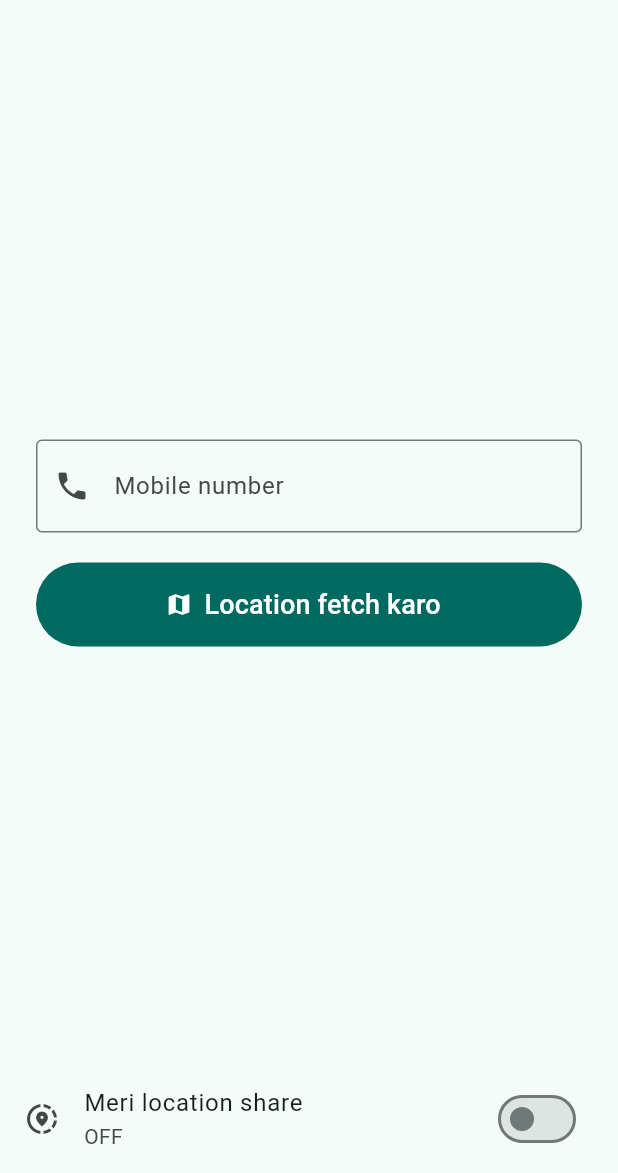
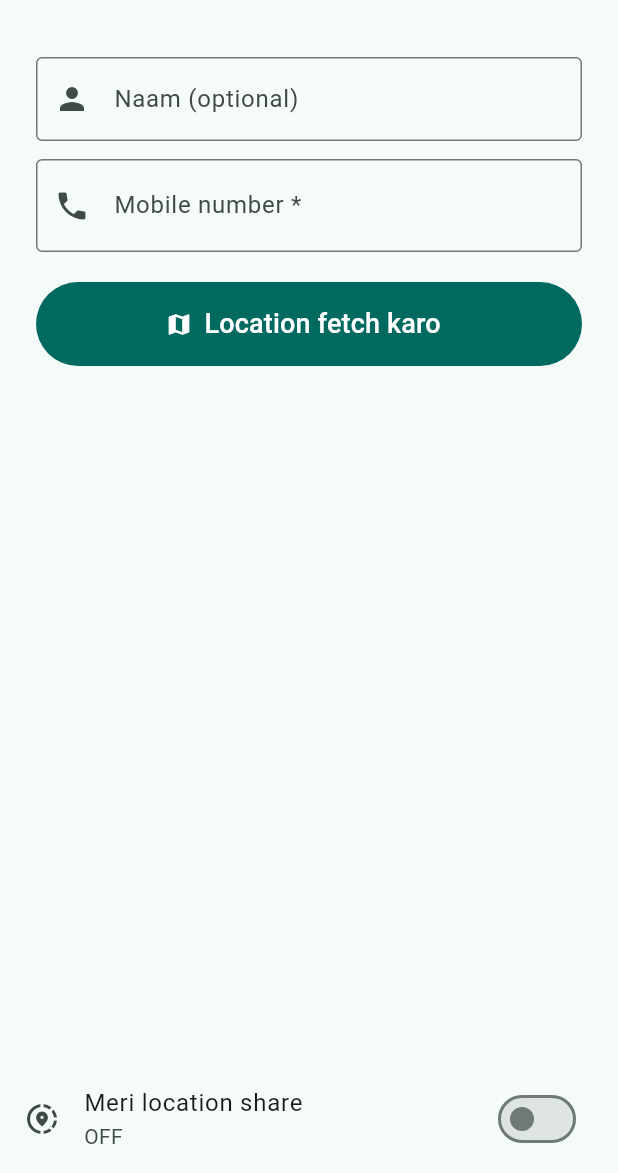
Before and after one commit to mdamirhamza01234/Gps-location-My-Family-members-, a Flutter app: the FindScreen screen opened directly, on a phone screen of 412 x 824 dp, the part 63-1236 px from its top. Run offline on Flutter 3.47's test engine with Material 3 defaults, Android fonts, the phone set to English and light mode, and no system bars; our stand-ins replace cloud_firestore, firebase_auth, firebase_core, geolocator, permission_handler, shared_preferences; missing offline and left inert: flutter_background_service; accounts and stored records are empty; network calls fail.

Commit message:
Optional name field and recent fetch history
Co-Authored-By: Claude Sonnet 5.5 <noreply@anthropic.com>
Claude-Session: https://claude.ai/code/session_016J6pWXVHCWwtwxaKZjweU7

```diff
--- a/lib/main.dart
+++ b/lib/main.dart
@@ -1,4 +1,5 @@
 import 'dart:async';
+import 'dart:convert';
 import 'dart:io' show Platform;
 import 'dart:ui' show DartPluginRegistrant;
 
@@ -331,18 +332,55 @@ class FindScreen extends StatefulWidget {
 
 class _FindScreenState extends State<FindScreen> {
   final _phoneCtrl = TextEditingController();
+  final _nameCtrl = TextEditingController();
   bool _loading = false;
   String? _error;
   String? _info;
   bool _sharing = true;
+  List<Map<String, dynamic>> _history = [];
 
   @override
   void initState() {
     super.initState();
     SharedPreferences.getInstance().then((p) {
-      _phoneCtrl.text = p.getString('last_search') ?? '';
-      setState(() => _sharing = p.getBool('sharing_on') ?? false);
+      var h = <Map<String, dynamic>>[];
+      try {
+        h = (jsonDecode(p.getString('history') ?? '[]') as List)
+            .map((e) => Map<String, dynamic>.from(e as Map))
+            .toList();
+      } catch (_) {}
+      setState(() {
+        _sharing = p.getBool('sharing_on') ?? false;
+        _history = h;
       });
+    });
+  }
+
+  /// Recent fetch history: sabse naya upar, max 20, number ke hisaab se ek hi entry.
+  Future<void> _addHistory(String phone, String name) async {
+    final p = await SharedPreferences.getInstance();
+    var keepName = name;
+    for (final e in _history) {
+      if (e['phone'] == phone && keepName.isEmpty) {
+        keepName = (e['name'] as String?) ?? '';
+      }
+    }
+    final list = _history.where((e) => e['phone'] != phone).toList();
+    list.insert(0, {
+      'phone': phone,
+      'name': keepName,
+      't': DateTime.now().millisecondsSinceEpoch,
+    });
+    if (list.length > 20) list.removeRange(20, list.length);
+    await p.setString('history', jsonEncode(list));
+    if (mounted) setState(() => _history = list);
+  }
+
+  Future<void> _deleteHistory(String phone) async {
+    final p = await SharedPreferences.getInstance();
+    final list = _history.where((e) => e['phone'] != phone).toList();
+    await p.setString('history', jsonEncode(list));
+    setState(() => _history = list);
   }
 
   Future<void> _open() async {
@@ -383,8 +421,7 @@ class _FindScreenState extends State<FindScreen> {
       }
       setState(() => _info = lines.isEmpty ? null : lines.join('\n'));
 
-      final p = await SharedPreferences.getInstance();
-      await p.setString('last_search', phone);
+      await _addHistory(phone, _nameCtrl.text.trim());
       final opened = await _openGoogleMaps(lat, lng);
       if (!opened) setState(() => _error = 'Google Maps nahi khul paya.');
     } catch (e) {
@@ -445,6 +482,7 @@ class _FindScreenState extends State<FindScreen> {
   @override
   void dispose() {
     _phoneCtrl.dispose();
+    _nameCtrl.dispose();
     super.dispose();
   }
 
@@ -461,18 +499,25 @@ class _FindScreenState extends State<FindScreen> {
           onChanged: _toggleSharing,
         ),
       ),
-      body: Padding(
+      body: ListView(
         padding: const EdgeInsets.all(24),
-        child: Column(
-          mainAxisAlignment: MainAxisAlignment.center,
-          crossAxisAlignment: CrossAxisAlignment.stretch,
         children: [
+          TextField(
+            controller: _nameCtrl,
+            textCapitalization: TextCapitalization.words,
+            decoration: const InputDecoration(
+              labelText: 'Naam (optional)',
+              prefixIcon: Icon(Icons.person),
+              border: OutlineInputBorder(),
+            ),
+          ),
+          const SizedBox(height: 12),
           TextField(
             controller: _phoneCtrl,
             keyboardType: TextInputType.phone,
             style: const TextStyle(fontSize: 20),
             decoration: const InputDecoration(
-                labelText: 'Mobile number',
+              labelText: 'Mobile number *',
               prefixIcon: Icon(Icons.phone),
               border: OutlineInputBorder(),
             ),
@@ -503,8 +548,34 @@ class _FindScreenState extends State<FindScreen> {
                 textAlign: TextAlign.center,
                 style: const TextStyle(color: Colors.red)),
           ],
+          if (_history.isNotEmpty) ...[
+            const SizedBox(height: 28),
+            Text('Recent fetch',
+                style: Theme.of(context).textTheme.titleMedium),
+            const SizedBox(height: 4),
+            for (final e in _history)
+              ListTile(
+                contentPadding: EdgeInsets.zero,
+                leading: const CircleAvatar(child: Icon(Icons.history)),
+                title: Text((e['name'] as String).isNotEmpty
+                    ? e['name'] as String
+                    : e['phone'] as String),
+                subtitle: Text(
+                    '${(e['name'] as String).isNotEmpty ? '${e['phone']} \u2022 ' : ''}'
+                    '${ago(DateTime.fromMillisecondsSinceEpoch(e['t'] as int))}'),
+                trailing: IconButton(
+                  tooltip: 'History se hatao',
+                  icon: const Icon(Icons.close),
+                  onPressed: () => _deleteHistory(e['phone'] as String),
+                ),
+                onTap: () {
+                  _nameCtrl.text = e['name'] as String;
+                  _phoneCtrl.text = e['phone'] as String;
+                  _open();
+                },
+              ),
           ],
-        ),
+        ],
       ),
     );
   }
```
Lines whose indentation alone changed are shown as unchanged.
